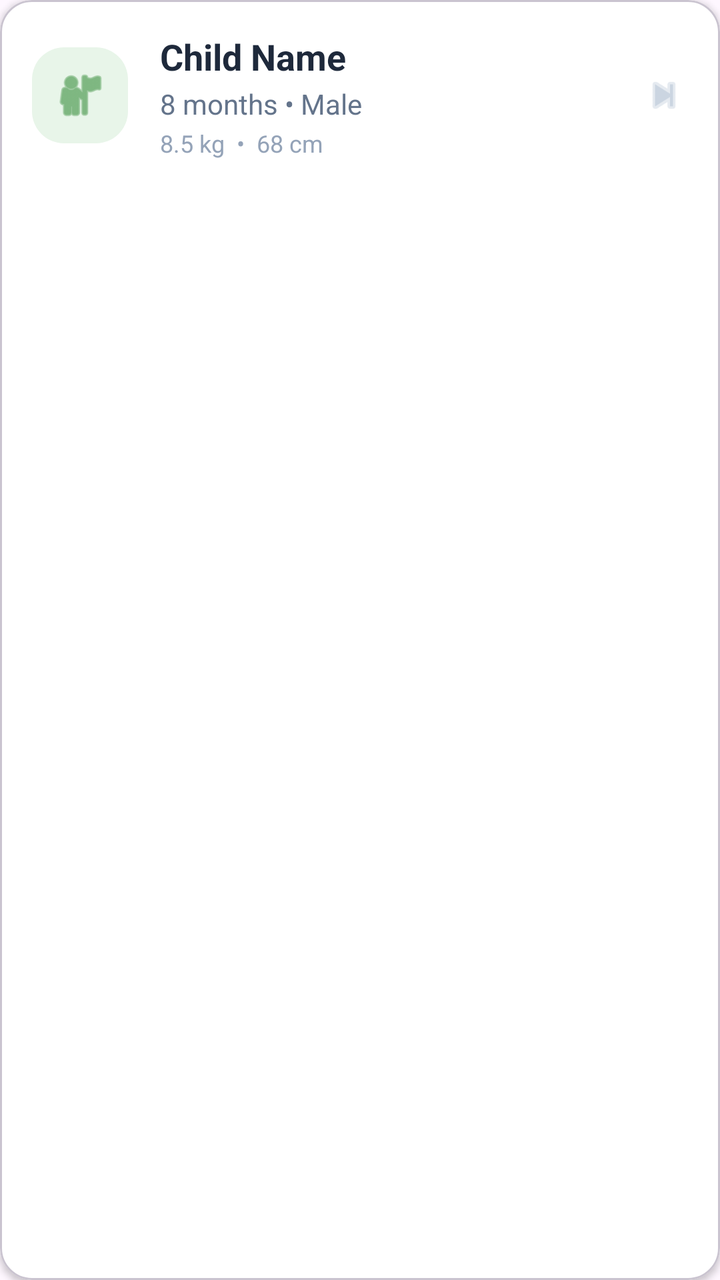
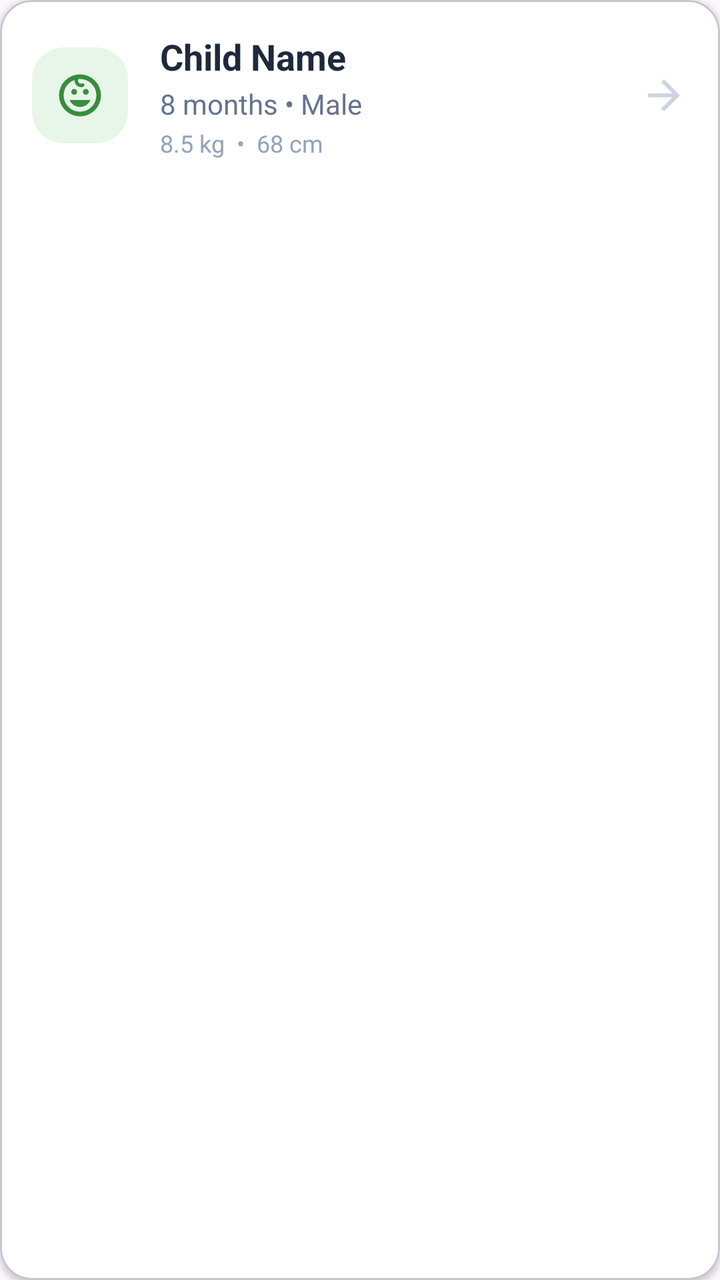

Before-and-after screenshots of an Android layout around one commit, followed by the original layout XML and the change that was made.
<!-- AndroidManifest.xml: application theme Theme.Mobicare -->
<!-- res/layout/item_child_card.xml -->
<?xml version="1.0" encoding="utf-8"?>
<com.google.android.material.card.MaterialCardView xmlns:android="http://schemas.android.com/apk/res/android"
    xmlns:app="http://schemas.android.com/apk/res-auto"
    android:layout_width="match_parent"
    android:layout_height="wrap_content"
    android:layout_marginBottom="12dp"
    android:clickable="true"
    android:focusable="true"
    app:cardBackgroundColor="@android:color/white"
    app:cardCornerRadius="16dp"
    app:cardElevation="2dp">

    <LinearLayout
        android:layout_width="match_parent"
        android:layout_height="wrap_content"
        android:gravity="center_vertical"
        android:orientation="horizontal"
        android:padding="16dp">

        <ImageView
            android:layout_width="48dp"
            android:layout_height="48dp"
            android:background="@drawable/badge_green_light"
            android:padding="10dp"
            android:src="@android:drawable/ic_menu_myplaces"
            app:tint="#388E3C" />

        <LinearLayout
            android:layout_width="0dp"
            android:layout_height="wrap_content"
            android:layout_marginStart="16dp"
            android:layout_weight="1"
            android:orientation="vertical">

            <TextView
                android:id="@+id/tvChildName"
                android:layout_width="wrap_content"
                android:layout_height="wrap_content"
                android:text="Child Name"
                android:textColor="#1E293B"
                android:textSize="18sp"
                android:textStyle="bold" />

            <TextView
                android:id="@+id/tvChildBasicDetails"
                android:layout_width="wrap_content"
                android:layout_height="wrap_content"
                android:layout_marginTop="2dp"
                android:text="8 months • Male"
                android:textColor="#64748B"
                android:textSize="14sp" />

            <TextView
                android:id="@+id/tvChildStats"
                android:layout_width="wrap_content"
                android:layout_height="wrap_content"
                android:layout_marginTop="2dp"
                android:text="8.5 kg  •  68 cm"
                android:textColor="#94A3B8"
                android:textSize="12sp" />
        </LinearLayout>

        <ImageView
            android:layout_width="24dp"
            android:layout_height="24dp"
            android:src="@android:drawable/ic_media_next"
            app:tint="#CBD5E1" />
    </LinearLayout>
</com.google.android.material.card.MaterialCardView>
<!-- resources referenced by this layout -->
<resources>
  <!-- drawable badge_green_light (drawable) -->
  <?xml version="1.0" encoding="utf-8"?>
  <shape xmlns:android="http://schemas.android.com/apk/res/android">
      <solid android:color="#E8F5E9" />
      <corners android:radius="16dp" />
  </shape>
  <style name="Theme.Mobicare" parent="Base.Theme.Mobicare" />
  <style name="Base.Theme.Mobicare" parent="Theme.Material3.DayNight.NoActionBar">
          <item name="android:fontFamily">sans-serif</item>
          <item name="fontFamily">sans-serif</item>
          <item name="colorPrimary">@color/healing_green</item>
          <item name="colorOnPrimary">@color/pure_white</item>
          <item name="colorPrimaryContainer">@color/healing_green</item>
          <item name="colorOnPrimaryContainer">@color/pure_white</item>
          <item name="android:statusBarColor">#155A91</item>
      </style>
  <color name="healing_green">#388E3C</color>
  <color name="pure_white">#FFFFFF</color>
</resources>

<!-- the commit's change to res/layout/item_child_card.xml (unified diff, before → after) -->
@@ -3,7 +3,7 @@
     xmlns:app="http://schemas.android.com/apk/res-auto"
     android:layout_width="match_parent"
     android:layout_height="wrap_content"
-    android:layout_marginBottom="12dp"
+    android:layout_marginBottom="24dp"
     android:clickable="true"
     android:focusable="true"
     app:cardBackgroundColor="@android:color/white"
@@ -22,7 +22,7 @@
             android:layout_height="48dp"
             android:background="@drawable/badge_green_light"
             android:padding="10dp"
-            android:src="@android:drawable/ic_menu_myplaces"
+            android:src="@drawable/ic_child"
             app:tint="#388E3C" />
 
         <LinearLayout
@@ -63,7 +63,7 @@
         <ImageView
             android:layout_width="24dp"
             android:layout_height="24dp"
-            android:src="@android:drawable/ic_media_next"
+            android:src="@drawable/ic_arrow_forward"
             app:tint="#CBD5E1" />
     </LinearLayout>
 </com.google.android.material.card.MaterialCardView>
<!-- resource entries referenced after the edit -->
@@ -6,6 +6,18 @@
       <solid android:color="#E8F5E9" />
       <corners android:radius="16dp" />
   </shape>
+  <!-- drawable ic_arrow_forward (drawable) -->
+  <vector xmlns:android="http://schemas.android.com/apk/res/android" android:autoMirrored="true" android:height="24dp" android:tint="#000000" android:viewportHeight="960" android:viewportWidth="960" android:width="24dp">
+        
+      <path android:fillColor="@android:color/white" android:pathData="M647,520L160,520L160,440L647,440L423,216L480,160L800,480L480,800L423,744L647,520Z"/>
+      
+  </vector>
+  <!-- drawable ic_child (drawable) -->
+  <vector xmlns:android="http://schemas.android.com/apk/res/android" android:height="24dp" android:tint="#000000" android:viewportHeight="960" android:viewportWidth="960" android:width="24dp">
+        
+      <path android:fillColor="@android:color/white" android:pathData="M544.5,455.5Q530,441 530,420Q530,399 544.5,384.5Q559,370 580,370Q601,370 615.5,384.5Q630,399 630,420Q630,441 615.5,455.5Q601,470 580,470Q559,470 544.5,455.5ZM344.5,455.5Q330,441 330,420Q330,399 344.5,384.5Q359,370 380,370Q401,370 415.5,384.5Q430,399 430,420Q430,441 415.5,455.5Q401,470 380,470Q359,470 344.5,455.5ZM371.5,647Q323,614 300,560L660,560Q637,614 588.5,647Q540,680 480,680Q420,680 371.5,647ZM339.5,811.5Q274,783 225.5,734.5Q177,686 148.5,620.5Q120,555 120,480Q120,405 148.5,339.5Q177,274 225.5,225.5Q274,177 339.5,148.5Q405,120 480,120Q555,120 620.5,148.5Q686,177 734.5,225.5Q783,274 811.5,339.5Q840,405 840,480Q840,555 811.5,620.5Q783,686 734.5,734.5Q686,783 620.5,811.5Q555,840 480,840Q405,840 339.5,811.5ZM678,678Q760,596 760,480Q760,364 678,282Q596,200 480,200Q474,200 468,200Q462,200 456,202Q450,208 448,215Q446,222 446,230Q446,251 460.5,265.5Q475,280 496,280Q505,280 512.5,277Q520,274 528,274Q540,274 548,283Q556,292 556,304Q556,327 534.5,333.5Q513,340 496,340Q451,340 418.5,307.5Q386,275 386,230Q386,227 386,224Q386,221 387,216Q304,246 252,317Q200,388 200,480Q200,596 282,678Q364,760 480,760Q596,760 678,678ZM480,480Q480,480 480,480Q480,480 480,480Q480,480 480,480Q480,480 480,480Q480,480 480,480Q480,480 480,480Q480,480 480,480Q480,480 480,480Z"/>
+      
+  </vector>
   <style name="Theme.Mobicare" parent="Base.Theme.Mobicare" />
   <style name="Base.Theme.Mobicare" parent="Theme.Material3.DayNight.NoActionBar">
           <item name="android:fontFamily">sans-serif</item>
